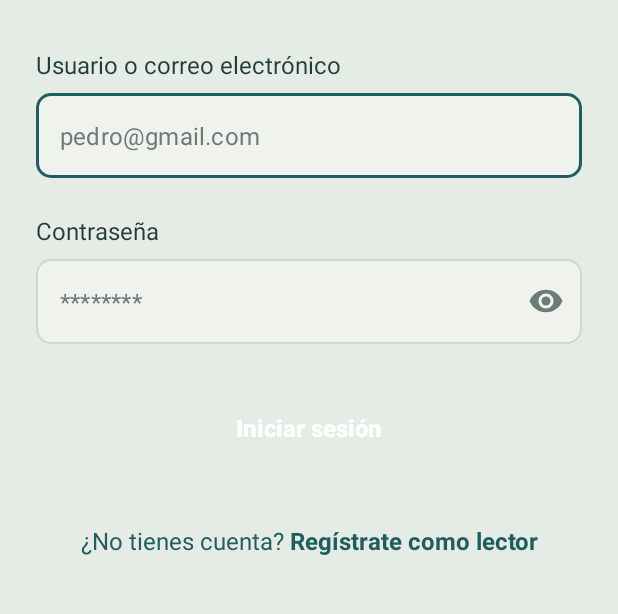
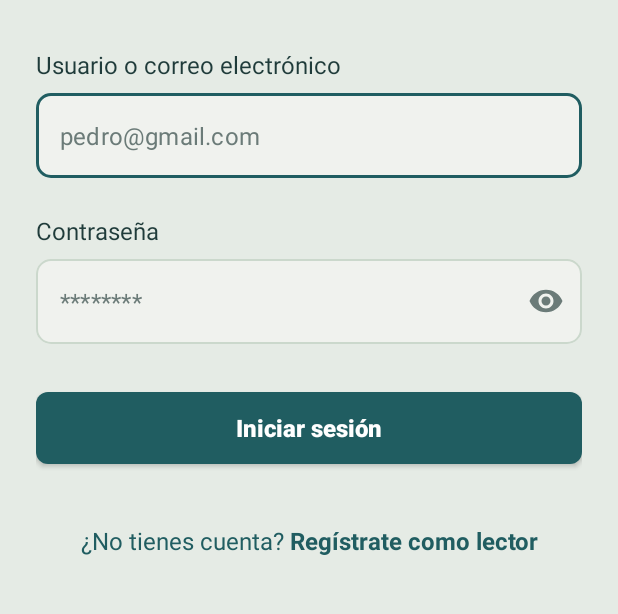
Before and after one commit to elehmzzz/app_SIBCAP, an Android app: the screen it shows after launch (LoginActivity), on a phone screen of 412 x 824 dp, the part 352-966 px from its top. Run offline under Robolectric (Android 15) with nearby library versions, the phone set to English and light mode, and no system bars.

Commit message:
Error de boton sin fondo, arreglado

```diff
--- a/app/src/main/res/drawable/bg_boton_primario.xml
+++ b/app/src/main/res/drawable/bg_boton_primario.xml
@@ -1,4 +1,6 @@
 <?xml version="1.0" encoding="utf-8"?>
-<selector xmlns:android="http://schemas.android.com/apk/res/android">
-
-</selector>
+<shape xmlns:android="http://schemas.android.com/apk/res/android"
+    android:shape="rectangle">
+    <solid android:color="@color/verde_oscuro" />
+    <corners android:radius="8dp" />
+</shape>
```
